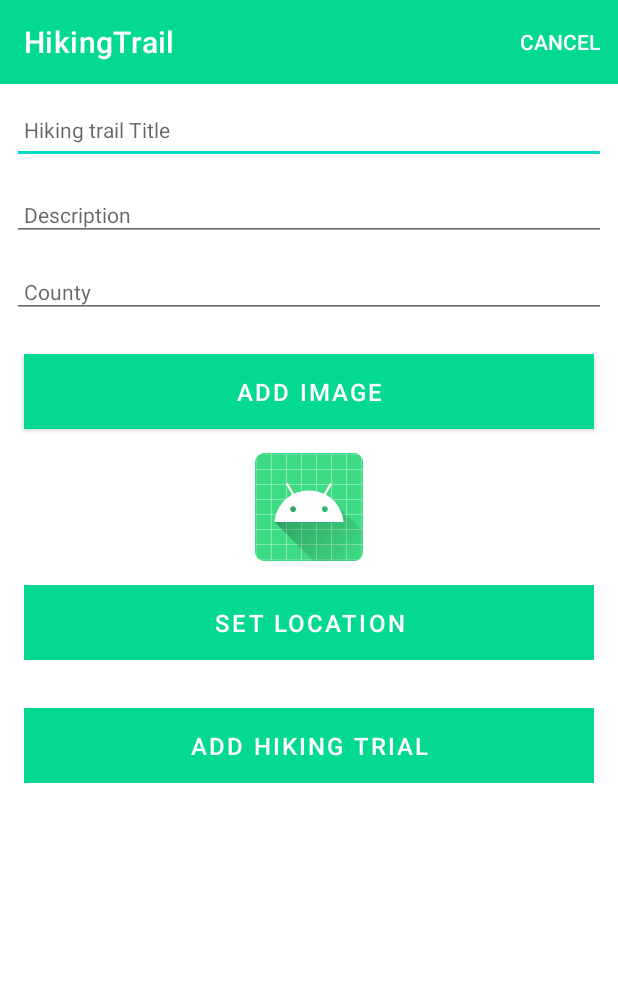
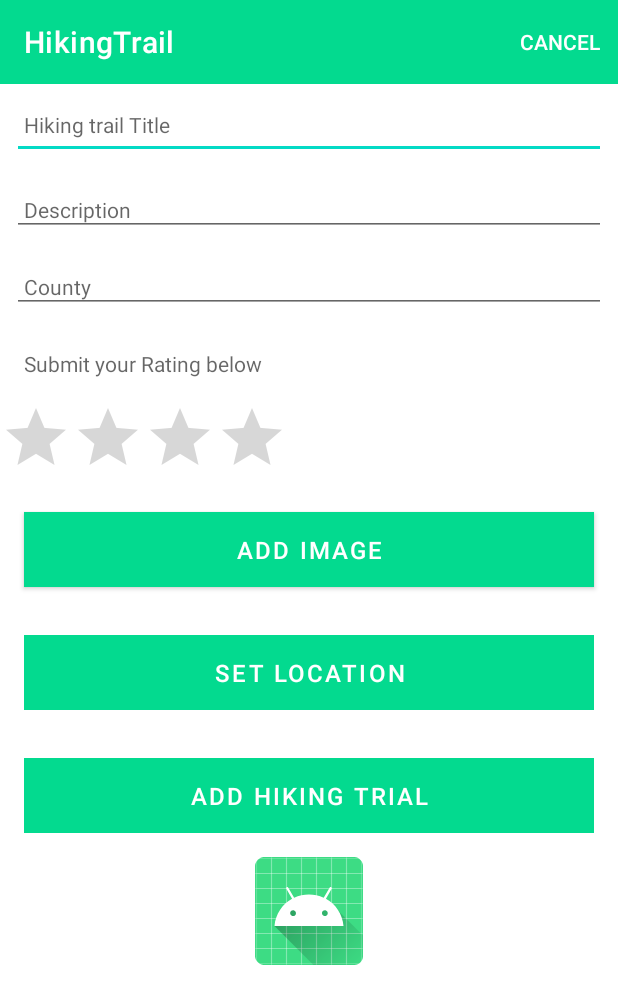
Before and after one commit to Norahackett/HikingTrailsApp, an Android app: the HikingtrailActivity screen opened directly, with no data from a screen before it, on a phone screen of 412 x 824 dp. Shown: the top 1004 px of the screen. Run offline under Robolectric (Android 15) with nearby library versions, the phone set to English and light mode, and no system bars; our stand-ins replace Picasso, Timber; 1 statement that could not run was skipped.

Commit message:
added rating to app

```diff
--- a/app/src/main/java/org/wit/hikingtrail/adapters/HikingtrailAdapter.kt
+++ b/app/src/main/java/org/wit/hikingtrail/adapters/HikingtrailAdapter.kt
@@ -2,6 +2,7 @@ package org.wit.hikingtrail.adapters
 
 import android.view.LayoutInflater
 import android.view.ViewGroup
+import android.widget.Toast
 import androidx.recyclerview.widget.RecyclerView
 import com.squareup.picasso.Picasso
 import org.wit.hikingtrail.databinding.CardHikingtrailBinding
@@ -34,6 +35,9 @@ class HikingtrailAdapter constructor(private var hikingtrails: List<HikingtrailM
             binding.hikingtrailTitle.text = hikingtrail.title
             binding.description.text = hikingtrail.description
             binding.county.text = hikingtrail.county
+            binding.rating.text = hikingtrail.rating
+
+
             Picasso.get().load(hikingtrail.image).resize(200,200).into(binding.imageIcon)
             binding.root.setOnClickListener { listener.onHikingtrailClick(hikingtrail) }
         }
--- a/app/src/main/java/org/wit/hikingtrail/models/HikingtrailJSONStore.kt
+++ b/app/src/main/java/org/wit/hikingtrail/models/HikingtrailJSONStore.kt
@@ -50,6 +50,7 @@ class HikingtrailJSONStore(private val context: Context) : HikingtrailStore {
             foundHikingtrail.title = hikingtrail.title
             foundHikingtrail.description = hikingtrail.description
             foundHikingtrail.county = hikingtrail.county
+            foundHikingtrail.rating= hikingtrail.rating
             foundHikingtrail.image = hikingtrail.image
             foundHikingtrail.lat = hikingtrail.lat
             foundHikingtrail.lng = hikingtrail.lng
--- a/app/src/main/java/org/wit/hikingtrail/models/HikingtrailMemStore.kt
+++ b/app/src/main/java/org/wit/hikingtrail/models/HikingtrailMemStore.kt
@@ -29,6 +29,7 @@ class HikingtrailMemStore : HikingtrailStore {
         if (foundHikingtrail != null) {
             foundHikingtrail.title = hikingtrail.title
             foundHikingtrail.description = hikingtrail.description
+            foundHikingtrail.rating = hikingtrail.rating
             foundHikingtrail.county = hikingtrail.county
             foundHikingtrail.image = hikingtrail.image
             foundHikingtrail.lat = hikingtrail.lat
--- a/app/src/main/java/org/wit/hikingtrail/models/HikingtrailModel.kt
+++ b/app/src/main/java/org/wit/hikingtrail/models/HikingtrailModel.kt
@@ -10,6 +10,7 @@ data class HikingtrailModel(var id: Long = 0,
                           var title: String = "",
                           var description: String = "",
                             var county: String = "",
+                            var rating: String = "",
                           var image: Uri = Uri.EMPTY,
                           var lat : Double = 0.0,
                           var lng: Double = 0.0,
--- a/app/src/main/res/layout/activity_hikingtrail.xml
+++ b/app/src/main/res/layout/activity_hikingtrail.xml
@@ -33,6 +33,7 @@
             android:layout_width="match_parent"
             android:layout_height="match_parent"
             android:layout_below="@id/appBarLayout"
+            android:layout_marginTop="-3dp"
             android:fillViewport="true">
 
             <LinearLayout
@@ -81,23 +82,43 @@
                     android:textSize="14sp" />
 
 
+                <TextView
+                    android:id="@+id/rating"
+                    android:layout_width="match_parent"
+                    android:layout_height="wrap_content"
+                    android:layout_margin="8dp"
+                    android:hint="@string/hint_hikingtrailRating"
+                    android:inputType="text"
+                    android:maxLength="25"
+                    android:maxLines="1"
+                    android:padding="8dp"
+                    android:textColor="@color/colorPrimaryDark"
+                    android:textSize="14sp" />
+
+                <RatingBar
+                    android:id="@+id/rBar"
+                    android:layout_width="wrap_content"
+                    android:layout_height="wrap_content"
+                    android:stepSize="0.5"
+                    android:theme="@style/Widget.AppCompat.RatingBar"
+                    android:background="@color/colorPrimary"
+                    android:numStars="4"/>
+
+
+
                 <Button
                     android:id="@+id/chooseImage"
                     android:layout_width="match_parent"
                     android:layout_height="wrap_content"
                     android:layout_margin="16dp"
                     android:background="@color/colorAccent"
+                    android:paddingTop="8dp"
                     android:paddingBottom="8dp"
-                    android:paddingTop="8dp"
                     android:text="@string/button_addImage"
                     android:textColor="@color/colorPrimary"
-                    android:textSize="16sp"/>
+                    android:textSize="16sp" />
 
-                <ImageView
-                    android:id="@+id/hikingtrailImage"
-                    android:layout_width="match_parent"
-                    android:layout_height="wrap_content"
-                    app:srcCompat="@mipmap/ic_launcher"/>
+
 
                 <Button
                     android:id="@+id/hikingtrailLocation"
@@ -105,12 +126,12 @@
                     android:layout_height="wrap_content"
                     android:layout_margin="16dp"
                     android:background="@color/colorAccent"
+                    android:paddingTop="8dp"
                     android:paddingBottom="8dp"
-                    android:paddingTop="8dp"
                     android:stateListAnimator="@null"
                     android:text="@string/button_location"
                     android:textColor="@color/colorPrimary"
-                    android:textSize="16sp"/>
+                    android:textSize="16sp" />
 
                 <Button
                     android:id="@+id/btnAdd"
@@ -124,6 +145,15 @@
                     android:text="@string/button_addHikingtrail"
                     android:textColor="@color/colorPrimary"
                     android:textSize="16sp" />
+
+
+
+                <ImageView
+                    android:id="@+id/hikingtrailImage"
+                    android:layout_width="match_parent"
+                    android:layout_height="wrap_content"
+                    app:srcCompat="@mipmap/ic_launcher" />
+
             </LinearLayout>
         </ScrollView>
 
--- a/app/src/main/res/values/strings.xml
+++ b/app/src/main/res/values/strings.xml
@@ -4,6 +4,7 @@
     <string name="hint_hikingtrailTitle">Hiking trail Title</string>
     <string name="hint_hikingtrailDescription">Description </string>
     <string name="hint_hikingtrailCounty">County </string>
+    <string name="hint_hikingtrailRating">Submit your Rating below </string>
     <string name="menu_addHikingtrail">Add</string>
     <string name="menu_cancelHikingtrail">Cancel</string>
     <string name="enter_hikingtrail_title"> Please enter a Hiking trail Title </string>
@@ -19,6 +20,7 @@
     <string name="hikingtrail_title_placeholder">Hikingtrail Title</string>
     <string name="hikingtrail_description_placeholder">Hikingtrail Description</string>
     <string name="hikingtrail_county_placeholder">Hikingtrail County</string>
+    <string name="hikingtrail_rating_bar">RatingkBarInKotlin</string>
 
 
 </resources>
```
Also changed, not shown: app/src/main/java/org/wit/hikingtrail/activities/HikingtrailActivity.kt (+13 -2 lines), app/src/main/res/layout/card_hikingtrail.xml (+14 -0 lines), app/src/main/res/layout/content_hikingtrail_maps.xml (+10 -1 lines).
